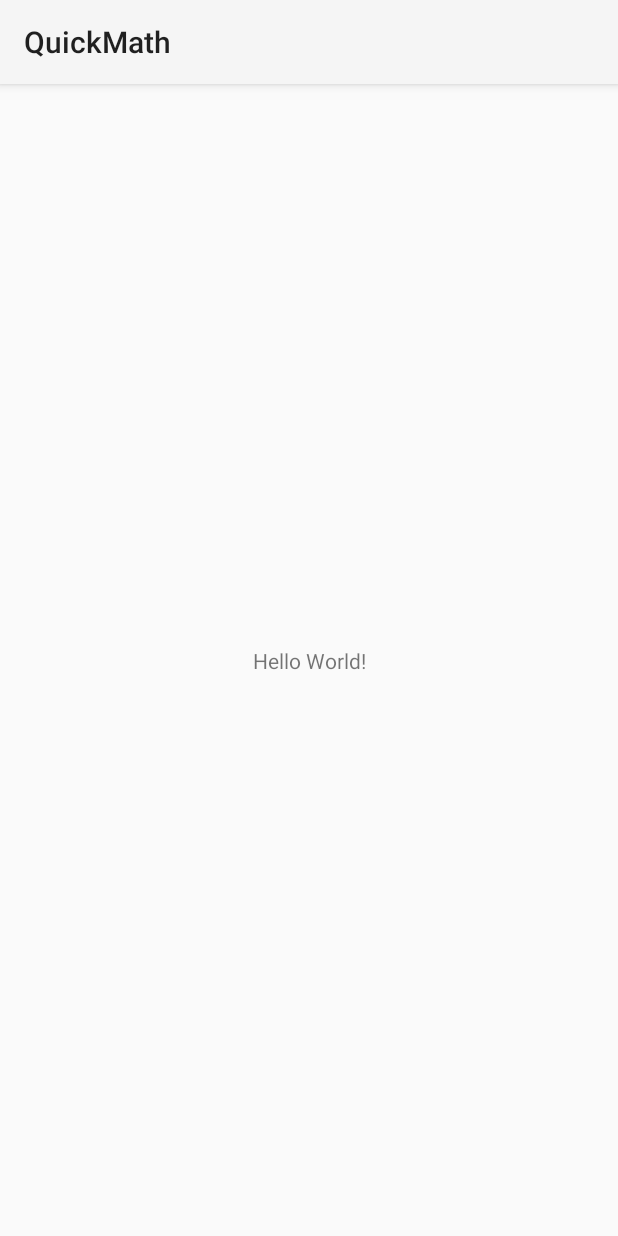
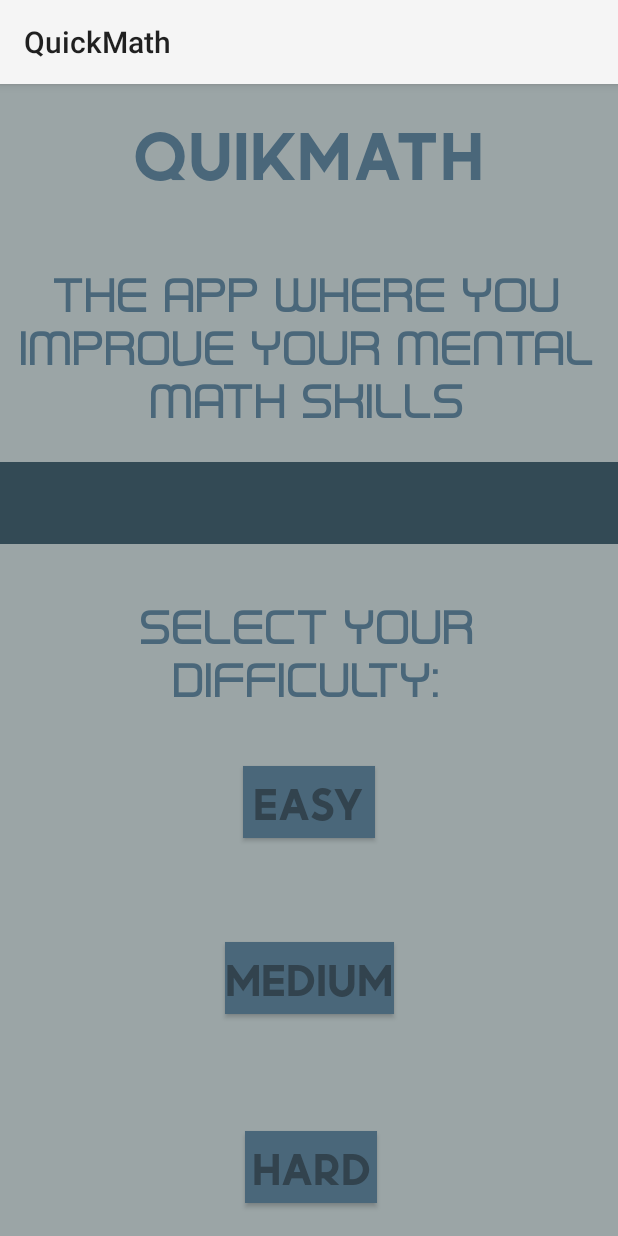
Before and after one commit to ehaque003/QuickMath, an Android app: the screen it shows after launch (MainActivity), on a phone screen of 412 x 824 dp. Run offline under Robolectric (Android 15) with nearby library versions, the phone set to English and light mode, and no system bars.

Commit message:
ui and shtuff

```diff
--- a/app/src/main/res/layout/activity_main.xml
+++ b/app/src/main/res/layout/activity_main.xml
@@ -4,15 +4,121 @@
     xmlns:tools="http://schemas.android.com/tools"
     android:layout_width="match_parent"
     android:layout_height="match_parent"
+    android:background="#9BA5A6"
     tools:context=".MainActivity">
 
     <TextView
+        android:id="@+id/textView3"
         android:layout_width="wrap_content"
         android:layout_height="wrap_content"
-        android:text="Hello World!"
+        android:fontFamily="@font/font2"
+        android:text="Quikmath"
+        android:textColor="#4A677A"
+        android:textSize="60sp"
+        android:textStyle="bold"
         app:layout_constraintBottom_toBottomOf="parent"
+        app:layout_constraintHorizontal_bias="0.497"
         app:layout_constraintLeft_toLeftOf="parent"
         app:layout_constraintRight_toRightOf="parent"
-        app:layout_constraintTop_toTopOf="parent" />
+        app:layout_constraintTop_toTopOf="parent"
+        app:layout_constraintVertical_bias="0.023" />
+
+    <TextView
+        android:id="@+id/textView2"
+        android:layout_width="396dp"
+        android:layout_height="118dp"
+        android:fontFamily="@font/font1"
+        android:gravity="center"
+        android:text="The app where you improve your mental math skills"
+        android:textColor="#4A677A"
+        android:textSize="40sp"
+        android:textStyle="bold"
+        app:layout_constraintBottom_toBottomOf="parent"
+        app:layout_constraintEnd_toEndOf="parent"
+        app:layout_constraintHorizontal_bias="0.466"
+        app:layout_constraintStart_toStartOf="parent"
+        app:layout_constraintTop_toBottomOf="@+id/textView3"
+        app:layout_constraintVertical_bias="0.074" />
+
+    <TextView
+        android:id="@+id/textView5"
+        android:layout_width="396dp"
+        android:layout_height="118dp"
+        android:fontFamily="@font/font1"
+        android:gravity="center"
+        android:text="Select your difficulty:"
+        android:textColor="#4A677A"
+        android:textSize="40sp"
+        android:textStyle="bold"
+        app:layout_constraintBottom_toBottomOf="parent"
+        app:layout_constraintEnd_toEndOf="parent"
+        app:layout_constraintHorizontal_bias="0.466"
+        app:layout_constraintStart_toStartOf="parent"
+        app:layout_constraintTop_toBottomOf="@+id/textView2"
+        app:layout_constraintVertical_bias="0.208" />
+
+    <ImageView
+        android:id="@+id/imageView"
+        android:layout_width="wrap_content"
+        android:layout_height="wrap_content"
+        android:background="#855A5A"
+        android:scaleX="10"
+        app:layout_constraintBottom_toBottomOf="parent"
+        app:layout_constraintEnd_toEndOf="parent"
+        app:layout_constraintHorizontal_bias="0.494"
+        app:layout_constraintStart_toStartOf="parent"
+        app:layout_constraintTop_toTopOf="parent"
+        app:layout_constraintVertical_bias="0.353"
+        app:srcCompat="@android:drawable/bottom_bar"
+        app:tint="#334A55" />
+
+    <Button
+        android:id="@+id/easyButton"
+        android:layout_width="wrap_content"
+        android:layout_height="wrap_content"
+        android:background="#4A677A"
+        android:fontFamily="@font/font2"
+        android:text="Easy"
+        android:textColor="#32434E"
+        android:textSize="40sp"
+        app:backgroundTint="#4A677A"
+        app:layout_constraintBottom_toBottomOf="parent"
+        app:layout_constraintEnd_toEndOf="parent"
+        app:layout_constraintStart_toStartOf="parent"
+        app:layout_constraintTop_toBottomOf="@+id/textView5"
+        app:layout_constraintVertical_bias="0.05" />
+
+    <Button
+        android:id="@+id/mediumButton"
+        android:layout_width="wrap_content"
+        android:layout_height="wrap_content"
+        android:background="#4A677A"
+        android:fontFamily="@font/font2"
+        android:text="Medium"
+        android:textColor="#32434E"
+        android:textSize="40sp"
+        app:backgroundTint="#4A677A"
+        app:layout_constraintBottom_toBottomOf="parent"
+        app:layout_constraintEnd_toEndOf="parent"
+        app:layout_constraintStart_toStartOf="parent"
+        app:layout_constraintTop_toBottomOf="@+id/easyButton"
+        app:layout_constraintVertical_bias="0.32" />
+
+    <Button
+        android:id="@+id/hardButton"
+        android:layout_width="wrap_content"
+        android:layout_height="wrap_content"
+        android:background="#4A677A"
+        android:fontFamily="@font/font2"
+        android:text="Hard"
+        android:textColor="#32434E"
+        android:textSize="40sp"
+        app:backgroundTint="#4A677A"
+        app:layout_constraintBottom_toBottomOf="parent"
+        app:layout_constraintEnd_toEndOf="parent"
+        app:layout_constraintHorizontal_bias="0.505"
+        app:layout_constraintStart_toStartOf="parent"
+        app:layout_constraintTop_toBottomOf="@+id/mediumButton"
+        app:layout_constraintVertical_bias="0.78" />
 
 </androidx.constraintlayout.widget.ConstraintLayout>
```
Also changed, not shown: app/src/main/res/font/font1.ttf (added), app/src/main/res/font/font2.otf (added).
